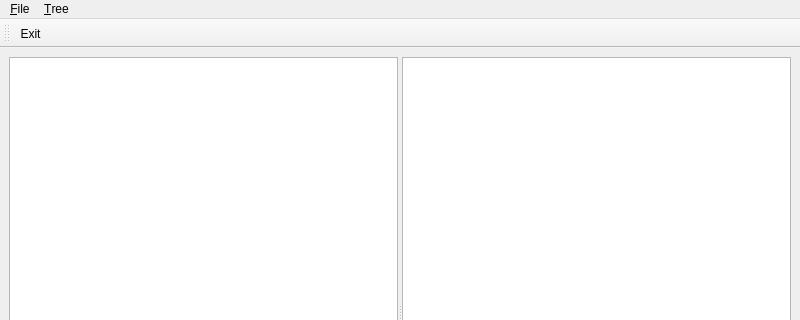
Before: the Qt Designer form mainwindow.ui in vangeytedvg/DenkaCommander, drawn with Qt 5; both pictures show x 0 to 800 and y 0 to 320 of the 800 by 600 pixel window.
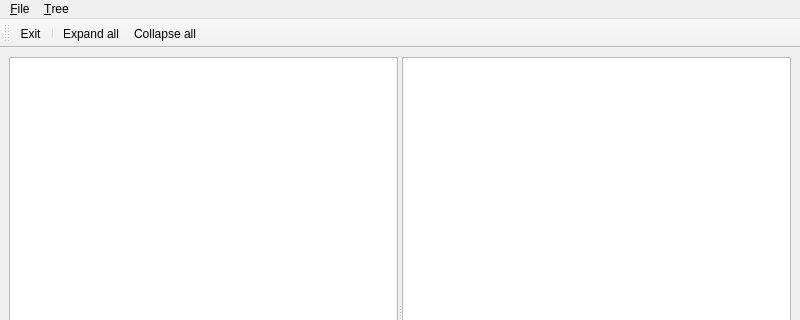
After: the same form once the commit is applied. Icons and pictures are not drawn.

What changed in the file:
```diff
--- a/mainwindow.ui
+++ b/mainwindow.ui
@@ -67,6 +67,9 @@
     <bool>false</bool>
    </attribute>
    <addaction name="actionE_xit"/>
+   <addaction name="separator"/>
+   <addaction name="action_Expand_all"/>
+   <addaction name="action_Collapse_all"/>
   </widget>
   <action name="actionE_xit">
    <property name="icon">
```
Left out of the diff: 8 changed lines with no effect on the pictures.
